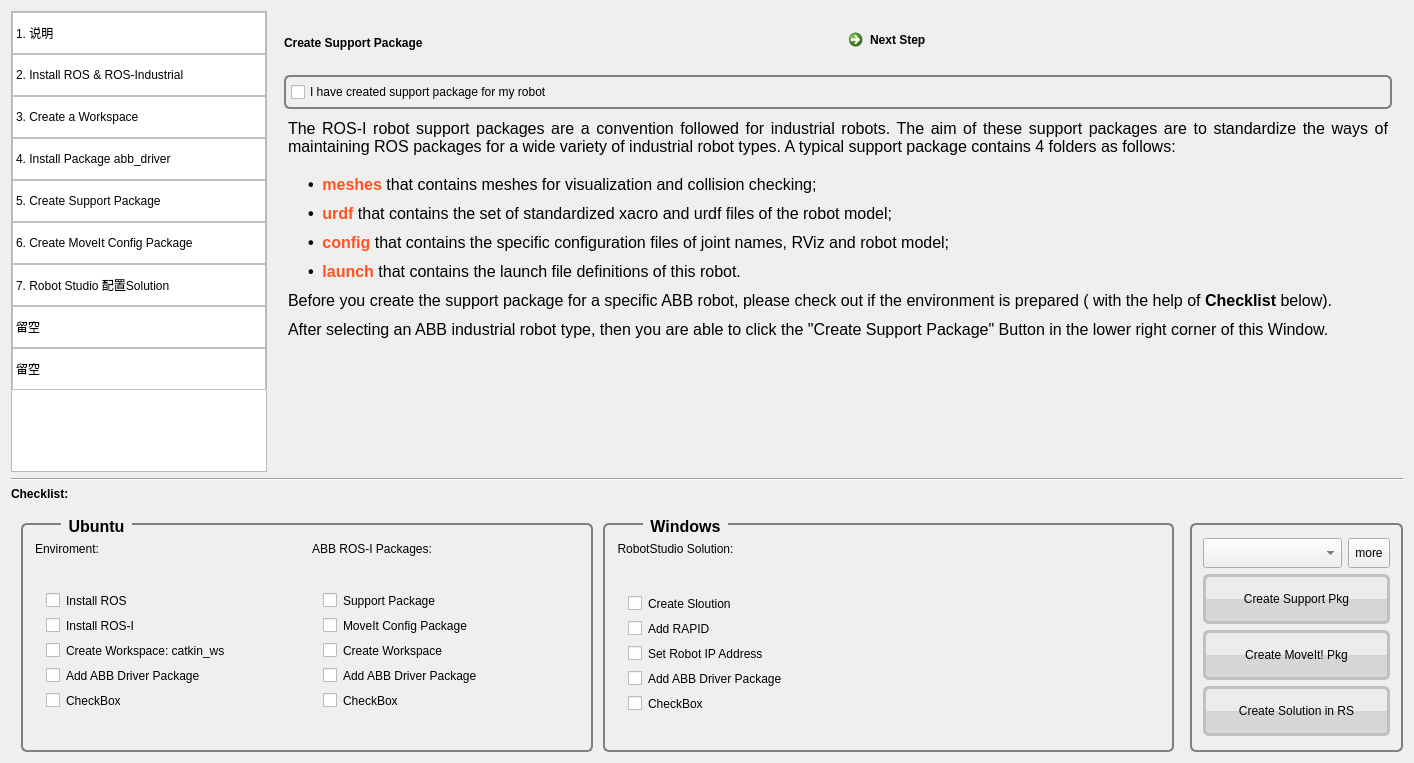
This is gui/inetgration_assistant/AbbRosI-Intg-Asst/asstmainwindow.ui in Yifei1988/abb_ros-i_integration as Qt 5 draws it before an edit. The edited form follows.
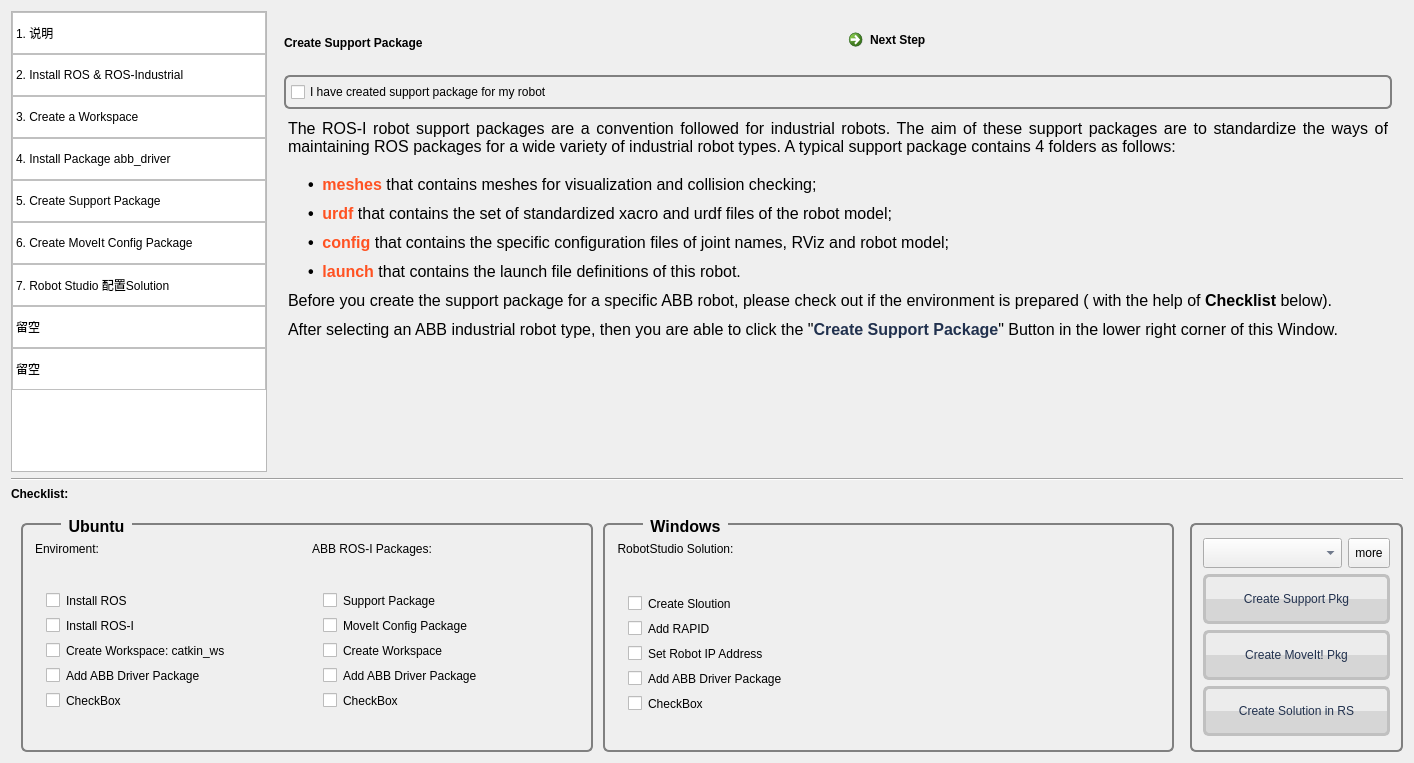
This is the edited form. The open tabs and pages were chosen to show the change. Icons and pictures are not drawn.

Commit message: gui: modify dialog_pkg_support

The edit to the form file:
```diff
--- a/gui/inetgration_assistant/AbbRosI-Intg-Asst/asstmainwindow.ui
+++ b/gui/inetgration_assistant/AbbRosI-Intg-Asst/asstmainwindow.ui
@@ -1080,7 +1080,7 @@
 &lt;p align=&quot;justify&quot; style=&quot; margin-top:0px; margin-bottom:10px; margin-left:0px; margin-right:0px; -qt-block-indent:0; text-indent:20px;&quot;&gt;&lt;span style=&quot; font-size:12pt; font-weight:600;&quot;&gt;•  &lt;/span&gt;&lt;span style=&quot; font-size:12pt; font-weight:600; color:#ff5222;&quot;&gt;config&lt;/span&gt;&lt;span style=&quot; font-size:12pt;&quot;&gt; that contains the specific configuration files of joint names, RViz and robot model;&lt;/span&gt;&lt;/p&gt;
 &lt;p align=&quot;justify&quot; style=&quot; margin-top:0px; margin-bottom:10px; margin-left:0px; margin-right:0px; -qt-block-indent:0; text-indent:20px;&quot;&gt;&lt;span style=&quot; font-size:12pt; font-weight:600;&quot;&gt;•  &lt;/span&gt;&lt;span style=&quot; font-size:12pt; font-weight:600; color:#ff5222;&quot;&gt;launch&lt;/span&gt;&lt;span style=&quot; font-size:12pt;&quot;&gt; that contains the launch file definitions of this robot.&lt;/span&gt;&lt;/p&gt;
 &lt;p align=&quot;justify&quot; style=&quot; margin-top:0px; margin-bottom:10px; margin-left:0px; margin-right:0px; -qt-block-indent:0; text-indent:0px;&quot;&gt;&lt;span style=&quot; font-size:12pt;&quot;&gt;Before you create the support package for a specific ABB robot, please check out if the environment is prepared ( with the help of &lt;/span&gt;&lt;span style=&quot; font-size:12pt; font-weight:600;&quot;&gt;Checklist&lt;/span&gt;&lt;span style=&quot; font-size:12pt;&quot;&gt; below).&lt;/span&gt;&lt;/p&gt;
-&lt;p align=&quot;justify&quot; style=&quot; margin-top:0px; margin-bottom:10px; margin-left:0px; margin-right:0px; -qt-block-indent:0; text-indent:0px;&quot;&gt;&lt;span style=&quot; font-size:12pt;&quot;&gt;After selecting an ABB industrial robot type, then you are able to click the &amp;quot;Create Support Package&amp;quot; Button in the lower right corner of this Window.&lt;/span&gt;&lt;/p&gt;&lt;/body&gt;&lt;/html&gt;</string>
+&lt;p align=&quot;justify&quot; style=&quot; margin-top:0px; margin-bottom:10px; margin-left:0px; margin-right:0px; -qt-block-indent:0; text-indent:0px;&quot;&gt;&lt;span style=&quot; font-size:12pt;&quot;&gt;After selecting an ABB industrial robot type, then you are able to click the &amp;quot;&lt;/span&gt;&lt;span style=&quot; font-size:12pt; font-weight:600; color:#21314e;&quot;&gt;Create Support Package&lt;/span&gt;&lt;span style=&quot; font-size:12pt;&quot;&gt;&amp;quot; Button in the lower right corner of this Window.&lt;/span&gt;&lt;/p&gt;&lt;/body&gt;&lt;/html&gt;</string>
               </property>
              </widget>
             </item>
@@ -1586,6 +1586,7 @@
         </property>
         <property name="styleSheet">
          <string notr="true">QPushButton {
+    color: #21314E;
     border: 3px solid silver;
     border-radius: 6px;
     background-color: qconicalgradient(cx:0.5, cy:0.5, angle:180, stop:0.49999 rgb(214, 214, 214), stop:0.50001 rgb(236, 236, 236));
@@ -1618,9 +1619,6 @@
              <property name="focusPolicy">
               <enum>Qt::NoFocus</enum>
              </property>
-             <property name="styleSheet">
-              <string notr="true"/>
-             </property>
              <property name="text">
               <string>Create Support Pkg</string>
              </property>
```
Left out of the diff: 4 changed lines with no effect on the pictures. The commit also changes 12 other files.
